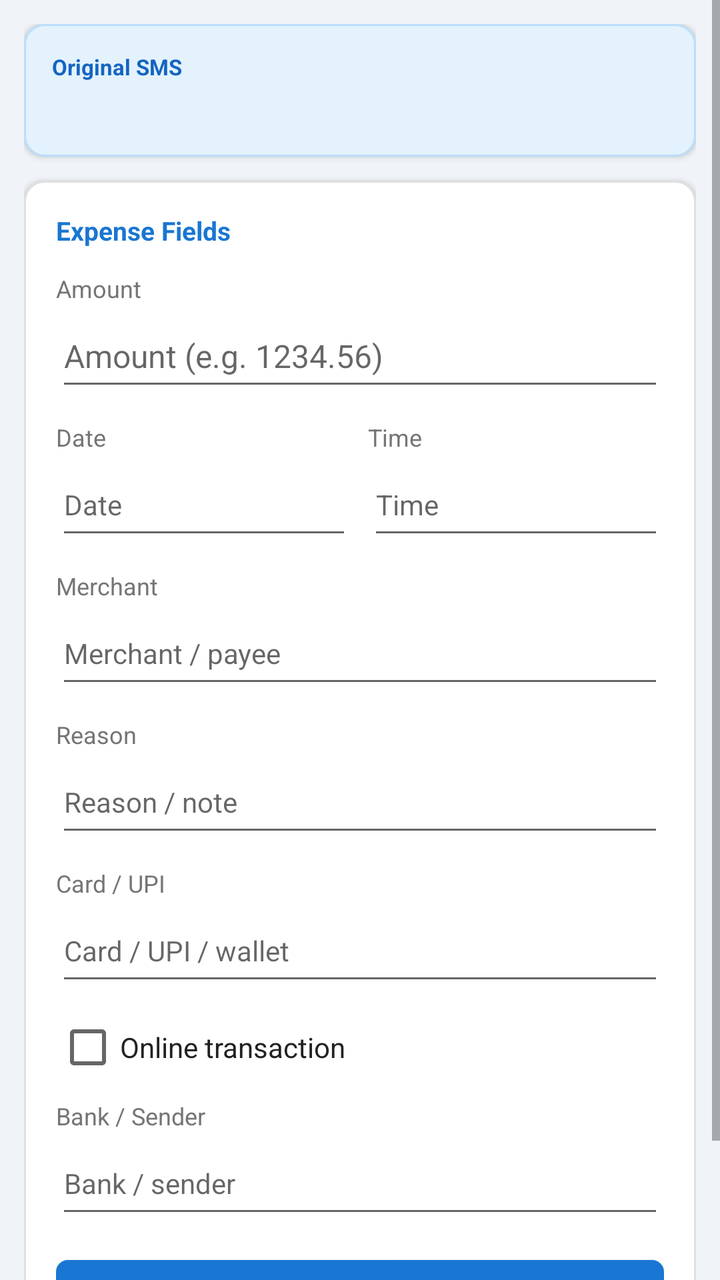
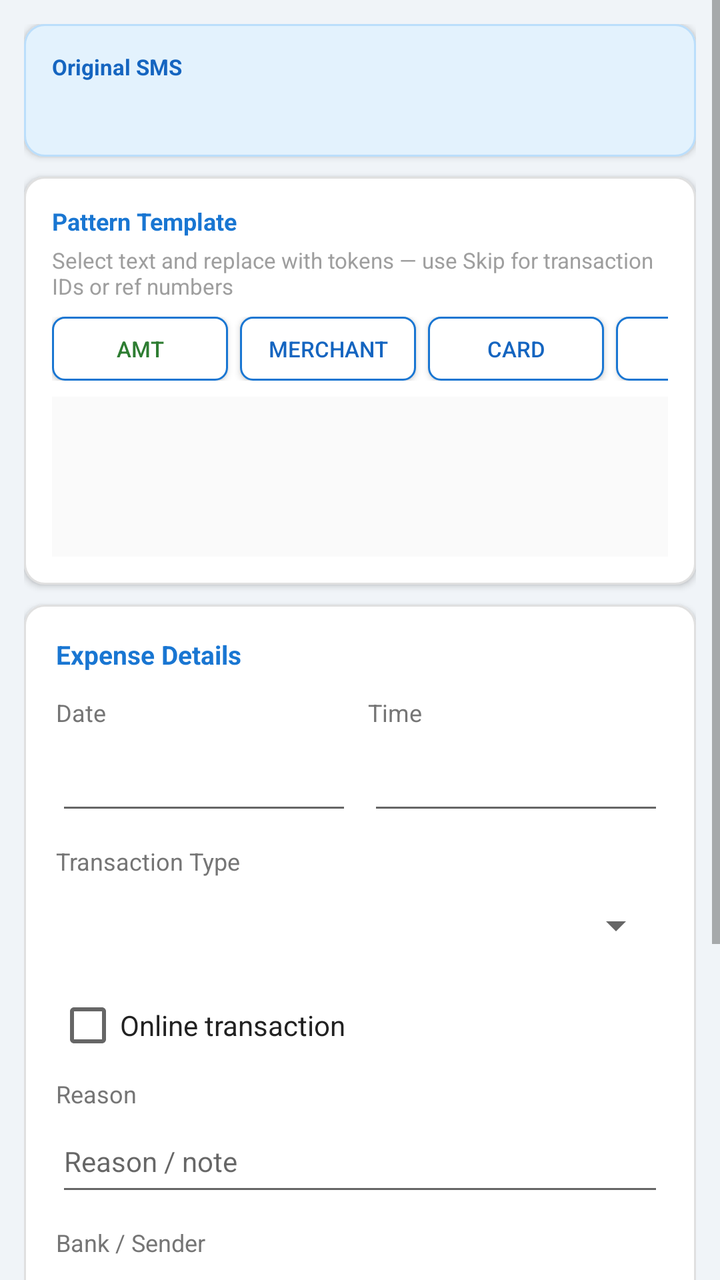

Before-and-after screenshots of an Android layout around one commit, followed by the original layout XML and the change that was made.
<!-- AndroidManifest.xml: application theme android:Theme.Material.Light.DarkActionBar -->
<!-- res/layout/activity_sms_map.xml -->
<?xml version="1.0" encoding="utf-8"?>
<ScrollView xmlns:android="http://schemas.android.com/apk/res/android"
    android:layout_width="match_parent"
    android:layout_height="match_parent"
    android:background="#F0F4F8">

    <LinearLayout
        android:layout_width="match_parent"
        android:layout_height="wrap_content"
        android:orientation="vertical"
        android:paddingLeft="12dp"
        android:paddingRight="12dp"
        android:paddingTop="12dp"
        android:paddingBottom="24dp">

        
        <LinearLayout
            android:layout_width="match_parent"
            android:layout_height="wrap_content"
            android:orientation="vertical"
            android:background="@drawable/bg_card_blue"
            android:elevation="2dp"
            android:padding="14dp"
            android:layout_marginBottom="12dp">

            <TextView
                android:layout_width="match_parent"
                android:layout_height="wrap_content"
                android:text="Original SMS"
                android:textColor="#1565C0"
                android:textSize="11sp"
                android:textStyle="bold"
                android:layout_marginBottom="6dp" />

            <TextView
                android:id="@+id/tvSmsBody"
                android:layout_width="match_parent"
                android:layout_height="wrap_content"
                android:text=""
                android:textColor="#212121"
                android:textSize="13sp" />

        </LinearLayout>

        
        <LinearLayout
            android:layout_width="match_parent"
            android:layout_height="wrap_content"
            android:orientation="vertical"
            android:background="@drawable/bg_card"
            android:elevation="2dp"
            android:padding="16dp">

            <TextView
                android:layout_width="match_parent"
                android:layout_height="wrap_content"
                android:text="Expense Fields"
                android:textColor="#1976D2"
                android:textSize="13sp"
                android:textStyle="bold"
                android:layout_marginBottom="12dp" />

            <TextView
                android:layout_width="match_parent"
                android:layout_height="wrap_content"
                android:text="@string/label_amount"
                android:textColor="#757575"
                android:textSize="12sp" />

            <EditText
                android:id="@+id/etAmount"
                android:layout_width="match_parent"
                android:layout_height="48dp"
                android:hint="@string/hint_amount"
                android:inputType="numberDecimal"
                android:textSize="16sp"
                android:textColor="#212121"
                android:layout_marginBottom="10dp" />

            <LinearLayout
                android:layout_width="match_parent"
                android:layout_height="wrap_content"
                android:orientation="horizontal"
                android:layout_marginBottom="10dp">

                <LinearLayout
                    android:layout_width="0dp"
                    android:layout_height="wrap_content"
                    android:layout_weight="1"
                    android:orientation="vertical"
                    android:layout_marginRight="8dp">

                    <TextView
                        android:layout_width="match_parent"
                        android:layout_height="wrap_content"
                        android:text="@string/label_date"
                        android:textColor="#757575"
                        android:textSize="12sp" />

                    <EditText
                        android:id="@+id/etDate"
                        android:layout_width="match_parent"
                        android:layout_height="48dp"
                        android:hint="@string/hint_date"
                        android:inputType="none"
                        android:focusable="false"
                        android:clickable="true"
                        android:textSize="14sp"
                        android:textColor="#212121" />

                </LinearLayout>

                <LinearLayout
                    android:layout_width="0dp"
                    android:layout_height="wrap_content"
                    android:layout_weight="1"
                    android:orientation="vertical">

                    <TextView
                        android:layout_width="match_parent"
                        android:layout_height="wrap_content"
                        android:text="@string/label_time"
                        android:textColor="#757575"
                        android:textSize="12sp" />

                    <EditText
                        android:id="@+id/etTime"
                        android:layout_width="match_parent"
                        android:layout_height="48dp"
                        android:hint="@string/hint_time"
                        android:inputType="none"
                        android:focusable="false"
                        android:clickable="true"
                        android:textSize="14sp"
                        android:textColor="#212121" />

                </LinearLayout>

            </LinearLayout>

            <TextView
                android:layout_width="match_parent"
                android:layout_height="wrap_content"
                android:text="@string/label_merchant"
                android:textColor="#757575"
                android:textSize="12sp" />

            <EditText
                android:id="@+id/etMerchant"
                android:layout_width="match_parent"
                android:layout_height="48dp"
                android:hint="@string/hint_merchant"
                android:inputType="textCapWords"
                android:textSize="14sp"
                android:textColor="#212121"
                android:layout_marginBottom="10dp" />

            <TextView
                android:layout_width="match_parent"
                android:layout_height="wrap_content"
                android:text="@string/label_reason"
                android:textColor="#757575"
                android:textSize="12sp" />

            <EditText
                android:id="@+id/etReason"
                android:layout_width="match_parent"
                android:layout_height="48dp"
                android:hint="@string/hint_reason"
                android:inputType="textCapSentences"
                android:textSize="14sp"
                android:textColor="#212121"
                android:layout_marginBottom="10dp" />

            <TextView
                android:layout_width="match_parent"
                android:layout_height="wrap_content"
                android:text="@string/label_card"
                android:textColor="#757575"
                android:textSize="12sp" />

            <EditText
                android:id="@+id/etCard"
                android:layout_width="match_parent"
                android:layout_height="48dp"
                android:hint="@string/hint_card"
                android:inputType="text"
                android:textSize="14sp"
                android:textColor="#212121"
                android:layout_marginBottom="10dp" />

            <CheckBox
                android:id="@+id/cbOnline"
                android:layout_width="match_parent"
                android:layout_height="wrap_content"
                android:text="@string/label_online"
                android:textSize="14sp"
                android:textColor="#212121"
                android:layout_marginBottom="10dp" />

            <TextView
                android:layout_width="match_parent"
                android:layout_height="wrap_content"
                android:text="@string/label_bank"
                android:textColor="#757575"
                android:textSize="12sp" />

            <EditText
                android:id="@+id/etBank"
                android:layout_width="match_parent"
                android:layout_height="48dp"
                android:hint="@string/hint_bank"
                android:inputType="text"
                android:textSize="14sp"
                android:textColor="#212121"
                android:layout_marginBottom="16dp" />

            <Button
                android:id="@+id/btnSave"
                android:layout_width="match_parent"
                android:layout_height="48dp"
                android:text="@string/btn_save"
                android:textColor="#FFFFFF"
                android:textSize="15sp"
                android:background="@drawable/bg_button_primary" />

        </LinearLayout>

    </LinearLayout>
</ScrollView>
<!-- resources referenced by this layout -->
<resources>
  <!-- drawable bg_button_primary (drawable) -->
  <?xml version="1.0" encoding="utf-8"?>
  <ripple xmlns:android="http://schemas.android.com/apk/res/android"
      android:color="#1565C0">
      <item>
          <shape android:shape="rectangle">
              <solid android:color="#1976D2" />
              <corners android:radius="6dp" />
          </shape>
      </item>
  </ripple>
  <!-- drawable bg_card (drawable) -->
  <?xml version="1.0" encoding="utf-8"?>
  <shape xmlns:android="http://schemas.android.com/apk/res/android"
      android:shape="rectangle">
      <solid android:color="#FFFFFF" />
      <corners android:radius="10dp" />
      <stroke android:width="1dp" android:color="#E0E0E0" />
  </shape>
  <!-- drawable bg_card_blue (drawable) -->
  <?xml version="1.0" encoding="utf-8"?>
  <shape xmlns:android="http://schemas.android.com/apk/res/android"
      android:shape="rectangle">
      <solid android:color="#E3F2FD" />
      <corners android:radius="10dp" />
      <stroke android:width="1dp" android:color="#BBDEFB" />
  </shape>
  <string name="btn_save">Save Expense</string>
  <string name="hint_amount">Amount (e.g. 1234.56)</string>
  <string name="hint_bank">Bank / sender</string>
  <string name="hint_card">Card / UPI / wallet</string>
  <string name="hint_date">Date</string>
  <string name="hint_merchant">Merchant / payee</string>
  <string name="hint_reason">Reason / note</string>
  <string name="hint_time">Time</string>
  <string name="label_amount">Amount</string>
  <string name="label_bank">Bank / Sender</string>
  <string name="label_card">Card / UPI</string>
  <string name="label_date">Date</string>
  <string name="label_merchant">Merchant</string>
  <string name="label_online">Online transaction</string>
  <string name="label_reason">Reason</string>
  <string name="label_time">Time</string>
</resources>

<!-- the commit's change to res/layout/activity_sms_map.xml (unified diff, before → after) -->
@@ -21,7 +21,7 @@
             android:background="@drawable/bg_card_blue"
             android:elevation="2dp"
             android:padding="14dp"
-            android:layout_marginBottom="12dp">
+            android:layout_marginBottom="10dp">
 
             <TextView
                 android:layout_width="match_parent"
@@ -38,7 +38,154 @@
                 android:layout_height="wrap_content"
                 android:text=""
                 android:textColor="#212121"
-                android:textSize="13sp" />
+                android:textSize="13sp"
+                android:textIsSelectable="true" />
+
+        </LinearLayout>
+
+        
+        <LinearLayout
+            android:layout_width="match_parent"
+            android:layout_height="wrap_content"
+            android:orientation="vertical"
+            android:background="@drawable/bg_card"
+            android:elevation="2dp"
+            android:padding="14dp"
+            android:layout_marginBottom="10dp">
+
+            <TextView
+                android:layout_width="match_parent"
+                android:layout_height="wrap_content"
+                android:text="@string/label_pattern_template"
+                android:textColor="#1976D2"
+                android:textSize="12sp"
+                android:textStyle="bold"
+                android:layout_marginBottom="4dp" />
+
+            <TextView
+                android:layout_width="match_parent"
+                android:layout_height="wrap_content"
+                android:text="@string/hint_pattern_template"
+                android:textColor="#9E9E9E"
+                android:textSize="11sp"
+                android:layout_marginBottom="8dp" />
+
+            
+            <HorizontalScrollView
+                android:layout_width="match_parent"
+                android:layout_height="wrap_content"
+                android:scrollbars="none"
+                android:layout_marginBottom="8dp">
+
+                <LinearLayout
+                    android:layout_width="wrap_content"
+                    android:layout_height="wrap_content"
+                    android:orientation="horizontal">
+
+                    <Button android:id="@+id/btnTokAmount"
+                        android:layout_width="wrap_content" android:layout_height="32dp"
+                        android:text="Amt" android:textSize="11sp" android:textColor="#2E7D32"
+                        android:background="@drawable/bg_button_secondary"
+                        android:paddingLeft="10dp" android:paddingRight="10dp"
+                        android:layout_marginRight="6dp" />
+
+                    <Button android:id="@+id/btnTokMerchant"
+                        android:layout_width="wrap_content" android:layout_height="32dp"
+                        android:text="Merchant" android:textSize="11sp" android:textColor="#1565C0"
+                        android:background="@drawable/bg_button_secondary"
+                        android:paddingLeft="10dp" android:paddingRight="10dp"
+                        android:layout_marginRight="6dp" />
+
+                    <Button android:id="@+id/btnTokCard"
+                        android:layout_width="wrap_content" android:layout_height="32dp"
+                        android:text="Card" android:textSize="11sp" android:textColor="#1565C0"
+                        android:background="@drawable/bg_button_secondary"
+                        android:paddingLeft="10dp" android:paddingRight="10dp"
+                        android:layout_marginRight="6dp" />
+
+                    <Button android:id="@+id/btnTokAcNo"
+                        android:layout_width="wrap_content" android:layout_height="32dp"
+                        android:text="Ac.No" android:textSize="11sp" android:textColor="#1565C0"
+                        android:background="@drawable/bg_button_secondary"
+                        android:paddingLeft="10dp" android:paddingRight="10dp"
+                        android:layout_marginRight="6dp" />
+
+                    <Button android:id="@+id/btnTokUpi"
+                        android:layout_width="wrap_content" android:layout_height="32dp"
+                        android:text="UPI" android:textSize="11sp" android:textColor="#1565C0"
+                        android:background="@drawable/bg_button_secondary"
+                        android:paddingLeft="10dp" android:paddingRight="10dp"
+                        android:layout_marginRight="6dp" />
+
+                    <Button android:id="@+id/btnTokDate"
+                        android:layout_width="wrap_content" android:layout_height="32dp"
+                        android:text="Date" android:textSize="11sp" android:textColor="#6A1B9A"
+                        android:background="@drawable/bg_button_secondary"
+                        android:paddingLeft="10dp" android:paddingRight="10dp"
+                        android:layout_marginRight="6dp" />
+
+                    <Button android:id="@+id/btnTokTime"
+                        android:layout_width="wrap_content" android:layout_height="32dp"
+                        android:text="Time" android:textSize="11sp" android:textColor="#6A1B9A"
+                        android:background="@drawable/bg_button_secondary"
+                        android:paddingLeft="10dp" android:paddingRight="10dp"
+                        android:layout_marginRight="6dp" />
+
+                    <Button android:id="@+id/btnTokBalance"
+                        android:layout_width="wrap_content" android:layout_height="32dp"
+                        android:text="Bal" android:textSize="11sp" android:textColor="#2E7D32"
+                        android:background="@drawable/bg_button_secondary"
+                        android:paddingLeft="10dp" android:paddingRight="10dp"
+                        android:layout_marginRight="6dp" />
+
+                    <Button android:id="@+id/btnTokIgnore"
+                        android:layout_width="wrap_content" android:layout_height="32dp"
+                        android:text="Skip" android:textSize="11sp" android:textColor="#757575"
+                        android:background="@drawable/bg_button_secondary"
+                        android:paddingLeft="10dp" android:paddingRight="10dp" />
+
+                </LinearLayout>
+            </HorizontalScrollView>
+
+            
+            <EditText
+                android:id="@+id/etTemplate"
+                android:layout_width="match_parent"
+                android:layout_height="wrap_content"
+                android:minHeight="80dp"
+                android:gravity="top"
+                android:inputType="textMultiLine|textNoSuggestions"
+                android:textSize="13sp"
+                android:textColor="#212121"
+                android:background="#FAFAFA"
+                android:padding="8dp"
+                android:typeface="monospace" />
+
+            
+            <TextView
+                android:id="@+id/tvExtractPreview"
+                android:layout_width="match_parent"
+                android:layout_height="wrap_content"
+                android:layout_marginTop="8dp"
+                android:background="#ECEFF1"
+                android:padding="8dp"
+                android:textSize="11sp"
+                android:textColor="#37474F"
+                android:typeface="monospace"
+                android:visibility="gone" />
+
+            
+            <TextView
+                android:id="@+id/tvPatternHint"
+                android:layout_width="match_parent"
+                android:layout_height="wrap_content"
+                android:layout_marginTop="6dp"
+                android:background="#FFF8E1"
+                android:padding="8dp"
+                android:textSize="12sp"
+                android:textColor="#E65100"
+                android:textStyle="italic"
+                android:visibility="gone" />
 
         </LinearLayout>
 
@@ -54,174 +201,74 @@
             <TextView
                 android:layout_width="match_parent"
                 android:layout_height="wrap_content"
-                android:text="Expense Fields"
+                android:text="@string/label_expense_details"
                 android:textColor="#1976D2"
                 android:textSize="13sp"
                 android:textStyle="bold"
                 android:layout_marginBottom="12dp" />
 
-            <TextView
-                android:layout_width="match_parent"
-                android:layout_height="wrap_content"
-                android:text="@string/label_amount"
-                android:textColor="#757575"
-                android:textSize="12sp" />
-
-            <EditText
-                android:id="@+id/etAmount"
-                android:layout_width="match_parent"
-                android:layout_height="48dp"
-                android:hint="@string/hint_amount"
-                android:inputType="numberDecimal"
-                android:textSize="16sp"
-                android:textColor="#212121"
+            
+            <LinearLayout android:layout_width="match_parent" android:layout_height="wrap_content"
+                android:orientation="horizontal" android:layout_marginBottom="10dp">
+                <LinearLayout android:layout_width="0dp" android:layout_height="wrap_content"
+                    android:layout_weight="1" android:orientation="vertical"
+                    android:layout_marginRight="8dp">
+                    <TextView android:layout_width="match_parent" android:layout_height="wrap_content"
+                        android:text="@string/label_date" android:textColor="#757575" android:textSize="12sp" />
+                    <EditText android:id="@+id/etDate" android:layout_width="match_parent"
+                        android:layout_height="48dp" android:inputType="none"
+                        android:focusable="false" android:clickable="true"
+                        android:textSize="14sp" android:textColor="#212121" />
+                </LinearLayout>
+                <LinearLayout android:layout_width="0dp" android:layout_height="wrap_content"
+                    android:layout_weight="1" android:orientation="vertical">
+                    <TextView android:layout_width="match_parent" android:layout_height="wrap_content"
+                        android:text="@string/label_time" android:textColor="#757575" android:textSize="12sp" />
+                    <EditText android:id="@+id/etTime" android:layout_width="match_parent"
+                        android:layout_height="48dp" android:inputType="none"
+                        android:focusable="false" android:clickable="true"
+                        android:textSize="14sp" android:textColor="#212121" />
+                </LinearLayout>
+            </LinearLayout>
+
+            <TextView android:layout_width="match_parent" android:layout_height="wrap_content"
+                android:text="@string/label_transaction_type" android:textColor="#757575" android:textSize="12sp" />
+            <Spinner android:id="@+id/spinnerTxnType"
+                android:layout_width="match_parent" android:layout_height="48dp"
                 android:layout_marginBottom="10dp" />
 
-            <LinearLayout
-                android:layout_width="match_parent"
-                android:layout_height="wrap_content"
-                android:orientation="horizontal"
-                android:layout_marginBottom="10dp">
-
-                <LinearLayout
-                    android:layout_width="0dp"
-                    android:layout_height="wrap_content"
-                    android:layout_weight="1"
-                    android:orientation="vertical"
-                    android:layout_marginRight="8dp">
-
-                    <TextView
-                        android:layout_width="match_parent"
-                        android:layout_height="wrap_content"
-                        android:text="@string/label_date"
-                        android:textColor="#757575"
-                        android:textSize="12sp" />
-
-                    <EditText
-                        android:id="@+id/etDate"
-                        android:layout_width="match_parent"
-                        android:layout_height="48dp"
-                        android:hint="@string/hint_date"
-                        android:inputType="none"
-                        android:focusable="false"
-                        android:clickable="true"
-                        android:textSize="14sp"
-                        android:textColor="#212121" />
-
-                </LinearLayout>
-
-                <LinearLayout
-                    android:layout_width="0dp"
-                    android:layout_height="wrap_content"
-                    android:layout_weight="1"
-                    android:orientation="vertical">
-
-                    <TextView
-                        android:layout_width="match_parent"
-                        android:layout_height="wrap_content"
-                        android:text="@string/label_time"
-                        android:textColor="#757575"
-                        android:textSize="12sp" />
-
-                    <EditText
-                        android:id="@+id/etTime"
-                        android:layout_width="match_parent"
-                        android:layout_height="48dp"
-                        android:hint="@string/hint_time"
-                        android:inputType="none"
-                        android:focusable="false"
-                        android:clickable="true"
-                        android:textSize="14sp"
-                        android:textColor="#212121" />
-
-                </LinearLayout>
-
-            </LinearLayout>
-
-            <TextView
-                android:layout_width="match_parent"
-                android:layout_height="wrap_content"
-                android:text="@string/label_merchant"
-                android:textColor="#757575"
-                android:textSize="12sp" />
-
-            <EditText
-                android:id="@+id/etMerchant"
-                android:layout_width="match_parent"
-                android:layout_height="48dp"
-                android:hint="@string/hint_merchant"
-                android:inputType="textCapWords"
-                android:textSize="14sp"
-                android:textColor="#212121"
+            <CheckBox android:id="@+id/cbOnline" android:layout_width="match_parent"
+                android:layout_height="wrap_content" android:text="@string/label_online"
+                android:textSize="14sp" android:textColor="#212121"
                 android:layout_marginBottom="10dp" />
 
-            <TextView
-                android:layout_width="match_parent"
-                android:layout_height="wrap_content"
-                android:text="@string/label_reason"
-                android:textColor="#757575"
-                android:textSize="12sp" />
-
-            <EditText
-                android:id="@+id/etReason"
-                android:layout_width="match_parent"
-                android:layout_height="48dp"
-                android:hint="@string/hint_reason"
-                android:inputType="textCapSentences"
-                android:textSize="14sp"
-                android:textColor="#212121"
-                android:layout_marginBottom="10dp" />
-
-            <TextView
-                android:layout_width="match_parent"
-                android:layout_height="wrap_content"
-                android:text="@string/label_card"
-                android:textColor="#757575"
-                android:textSize="12sp" />
-
-            <EditText
-                android:id="@+id/etCard"
-                android:layout_width="match_parent"
-                android:layout_height="48dp"
-                android:hint="@string/hint_card"
-                android:inputType="text"
-                android:textSize="14sp"
-                android:textColor="#212121"
-                android:layout_marginBottom="10dp" />
-
-            <CheckBox
-                android:id="@+id/cbOnline"
-                android:layout_width="match_parent"
-                android:layout_height="wrap_content"
-                android:text="@string/label_online"
-                android:textSize="14sp"
-                android:textColor="#212121"
-                android:layout_marginBottom="10dp" />
-
-            <TextView
-                android:layout_width="match_parent"
-                android:layout_height="wrap_content"
-                android:text="@string/label_bank"
-                android:textColor="#757575"
-                android:textSize="12sp" />
-
-            <EditText
-                android:id="@+id/etBank"
-                android:layout_width="match_parent"
-                android:layout_height="48dp"
-                android:hint="@string/hint_bank"
-                android:inputType="text"
-                android:textSize="14sp"
-                android:textColor="#212121"
+            <TextView android:layout_width="match_parent" android:layout_height="wrap_content"
+                android:text="@string/label_reason" android:textColor="#757575" android:textSize="12sp" />
+            <EditText android:id="@+id/etReason" android:layout_width="match_parent"
+                android:layout_height="48dp" android:hint="@string/hint_reason"
+                android:inputType="textCapSentences" android:textSize="14sp"
+                android:textColor="#212121" android:layout_marginBottom="10dp" />
+
+            <TextView android:layout_width="match_parent" android:layout_height="wrap_content"
+                android:text="@string/label_bank" android:textColor="#757575" android:textSize="12sp" />
+            <EditText android:id="@+id/etBank" android:layout_width="match_parent"
+                android:layout_height="48dp" android:hint="@string/hint_bank"
+                android:inputType="text" android:textSize="14sp"
+                android:textColor="#212121" android:layout_marginBottom="10dp" />
+
+            <TextView android:layout_width="match_parent" android:layout_height="wrap_content"
+                android:text="@string/label_remarks" android:textColor="#757575" android:textSize="12sp" />
+            <EditText android:id="@+id/etRemarks" android:layout_width="match_parent"
+                android:layout_height="wrap_content" android:minHeight="60dp"
+                android:gravity="top" android:hint="@string/hint_remarks"
+                android:inputType="textMultiLine|textCapSentences"
+                android:textSize="14sp" android:textColor="#212121"
                 android:layout_marginBottom="16dp" />
 
-            <Button
-                android:id="@+id/btnSave"
-                android:layout_width="match_parent"
-                android:layout_height="48dp"
-                android:text="@string/btn_save"
-                android:textColor="#FFFFFF"
-                android:textSize="15sp"
+            <Button android:id="@+id/btnSave"
+                android:layout_width="match_parent" android:layout_height="48dp"
+                android:text="@string/btn_save_and_create_pattern"
+                android:textColor="#FFFFFF" android:textSize="14sp"
                 android:background="@drawable/bg_button_primary" />
 
         </LinearLayout>
<!-- resource entries referenced after the edit -->
@@ -8,6 +8,18 @@
           <shape android:shape="rectangle">
               <solid android:color="#1976D2" />
               <corners android:radius="6dp" />
+          </shape>
+      </item>
+  </ripple>
+  <!-- drawable bg_button_secondary (drawable) -->
+  <?xml version="1.0" encoding="utf-8"?>
+  <ripple xmlns:android="http://schemas.android.com/apk/res/android"
+      android:color="#BBDEFB">
+      <item>
+          <shape android:shape="rectangle">
+              <solid android:color="#FFFFFF" />
+              <corners android:radius="6dp" />
+              <stroke android:width="1dp" android:color="#1976D2" />
           </shape>
       </item>
   </ripple>
@@ -27,21 +39,19 @@
       <corners android:radius="10dp" />
       <stroke android:width="1dp" android:color="#BBDEFB" />
   </shape>
-  <string name="btn_save">Save Expense</string>
-  <string name="hint_amount">Amount (e.g. 1234.56)</string>
+  <string name="btn_save_and_create_pattern">Apply Regex</string>
   <string name="hint_bank">Bank / sender</string>
-  <string name="hint_card">Card / UPI / wallet</string>
-  <string name="hint_date">Date</string>
-  <string name="hint_merchant">Merchant / payee</string>
+  <string name="hint_pattern_template">Select text and replace with tokens — use Skip for transaction IDs or ref numbers</string>
   <string name="hint_reason">Reason / note</string>
-  <string name="hint_time">Time</string>
-  <string name="label_amount">Amount</string>
+  <string name="hint_remarks">Notes or comments…</string>
   <string name="label_bank">Bank / Sender</string>
-  <string name="label_card">Card / UPI</string>
   <string name="label_date">Date</string>
-  <string name="label_merchant">Merchant</string>
+  <string name="label_expense_details">Expense Details</string>
   <string name="label_online">Online transaction</string>
+  <string name="label_pattern_template">Pattern Template</string>
   <string name="label_reason">Reason</string>
+  <string name="label_remarks">Remarks</string>
   <string name="label_time">Time</string>
+  <string name="label_transaction_type">Transaction Type</string>
 </resources>
 
